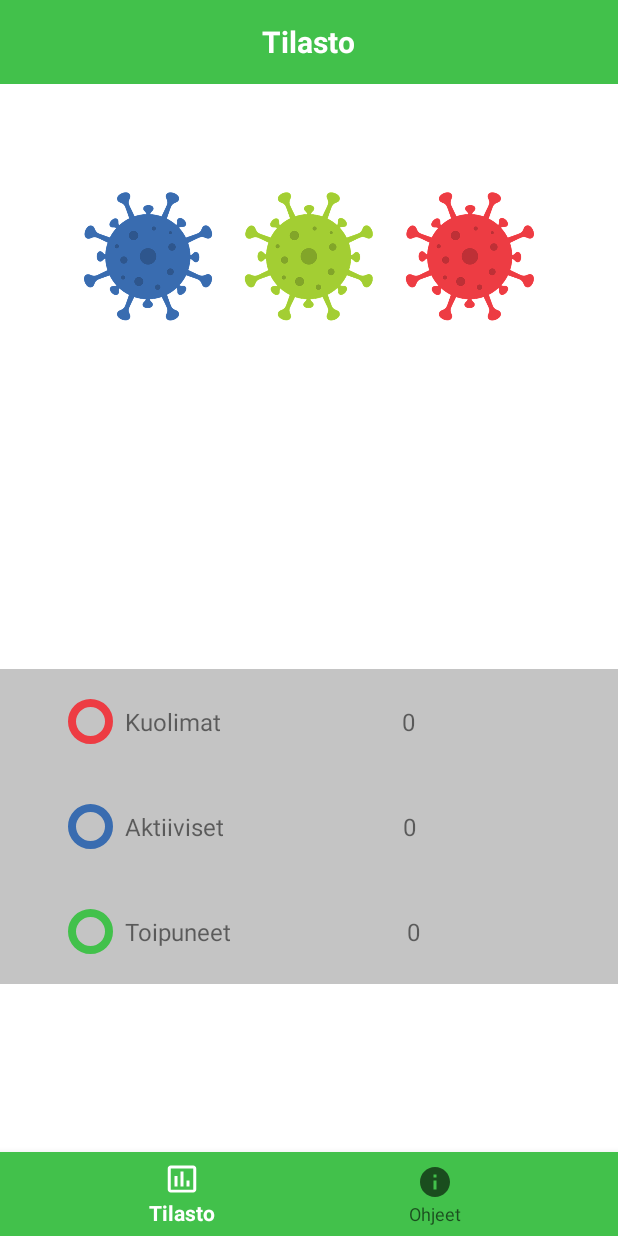
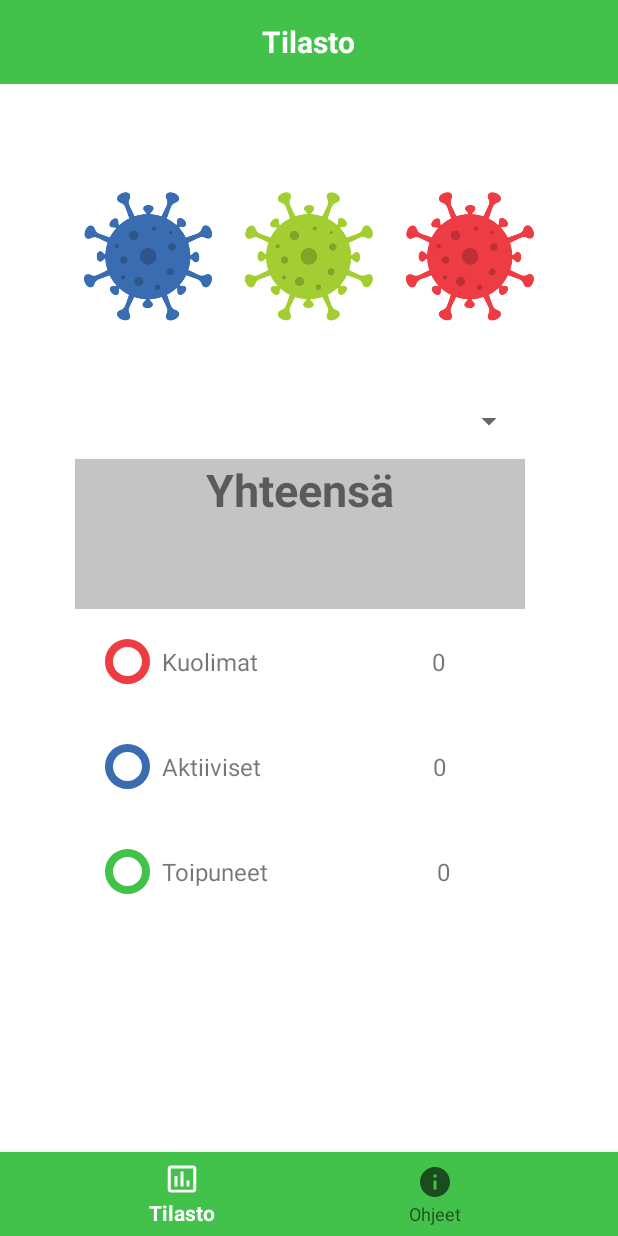
Before and after one commit to Ammar-daham/COVID-19-Trackeer, an Android app: the screen it shows after launch (MainActivity), on a phone screen of 412 x 824 dp. Run offline under Robolectric (Android 15) with nearby library versions, the phone set to English and light mode, and no system bars.

Commit message:
more textView and spinner added

```diff
--- a/app/src/main/res/layout/fragment_tilastot.xml
+++ b/app/src/main/res/layout/fragment_tilastot.xml
@@ -9,13 +9,59 @@
     <!-- TODO: Update blank fragment layout -->
 
     <LinearLayout
+        android:id="@+id/action_bar_spinner"
+        android:layout_width="match_parent"
+        android:layout_height="50dp"
+        android:layout_marginTop="200dp">
+
+        <Spinner
+            android:id="@+id/spinner"
+            android:layout_width="300dp"
+            android:layout_height="50dp"
+            android:layout_marginStart="50dp"
+            android:layout_marginEnd="50dp"/>
+    </LinearLayout>
+
+    <LinearLayout
+        android:id="@+id/yhteensa"
+        android:layout_below="@id/action_bar_spinner"
+        android:layout_width="match_parent"
+        android:layout_height="50dp">
+
+        <TextView
+            android:layout_width="300dp"
+            android:layout_height="50dp"
+            android:layout_marginStart="50dp"
+            android:layout_marginEnd="50dp"
+            android:text="Yhteensä"
+            android:textAlignment="center"
+            android:textStyle="bold"
+            android:textSize="30dp"
+            android:background="@color/gray"
+            android:gravity="center_horizontal" />
+    </LinearLayout>
+
+    <LinearLayout
+        android:layout_below="@id/yhteensa"
+        android:layout_width="match_parent"
+        android:layout_height="50dp">
+    <TextView
+        android:id="@+id/textViAll"
+        android:layout_width="300dp"
+        android:layout_height="50dp"
+        android:layout_marginStart="50dp"
+        android:layout_marginEnd="50dp"
+        android:background="@color/gray"/>
+    </LinearLayout>
+
+    <LinearLayout
         android:id="@+id/kuolimat"
         android:layout_width="match_parent"
         android:layout_height="70dp"
-        android:layout_marginTop="390dp"
+        android:layout_marginTop="350dp"
         android:gravity="center"
-        android:padding="15dp"
-        android:background="@color/gray">
+        android:paddingStart="40dp"
+        android:paddingLeft="40dp">
 
         <ImageView
             android:layout_width="30dp"
@@ -42,7 +88,6 @@
             android:textSize="16sp"
             android:textAlignment="center"
             android:gravity="center_horizontal" />
-
     </LinearLayout>
 
 
@@ -52,8 +97,8 @@
         android:layout_width="match_parent"
         android:layout_height="70dp"
         android:gravity="center"
-        android:padding="15dp"
-        android:background="@color/gray">
+        android:paddingStart="40dp"
+        android:paddingLeft="40dp">
 
         <ImageView
             android:layout_width="30dp"
@@ -89,8 +134,8 @@
         android:layout_width="match_parent"
         android:layout_height="70dp"
         android:gravity="center"
-        android:padding="15dp"
-        android:background="@color/gray">
+        android:paddingStart="40dp"
+        android:paddingLeft="40dp">
 
         <ImageView
             android:layout_width="30dp"
```
Also changed, not shown: app/src/main/res/drawable-v24/punpiste.png (deleted), app/src/main/res/drawable-v24/sinpiste.png (deleted), app/src/main/res/drawable-v24/vihpiste.png (deleted).
